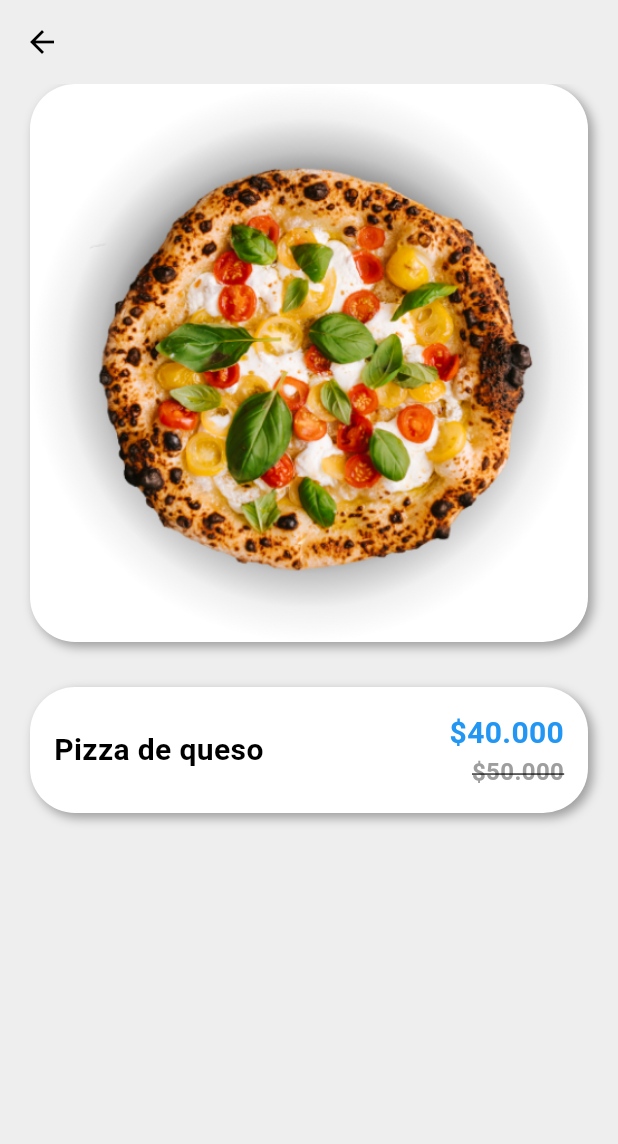
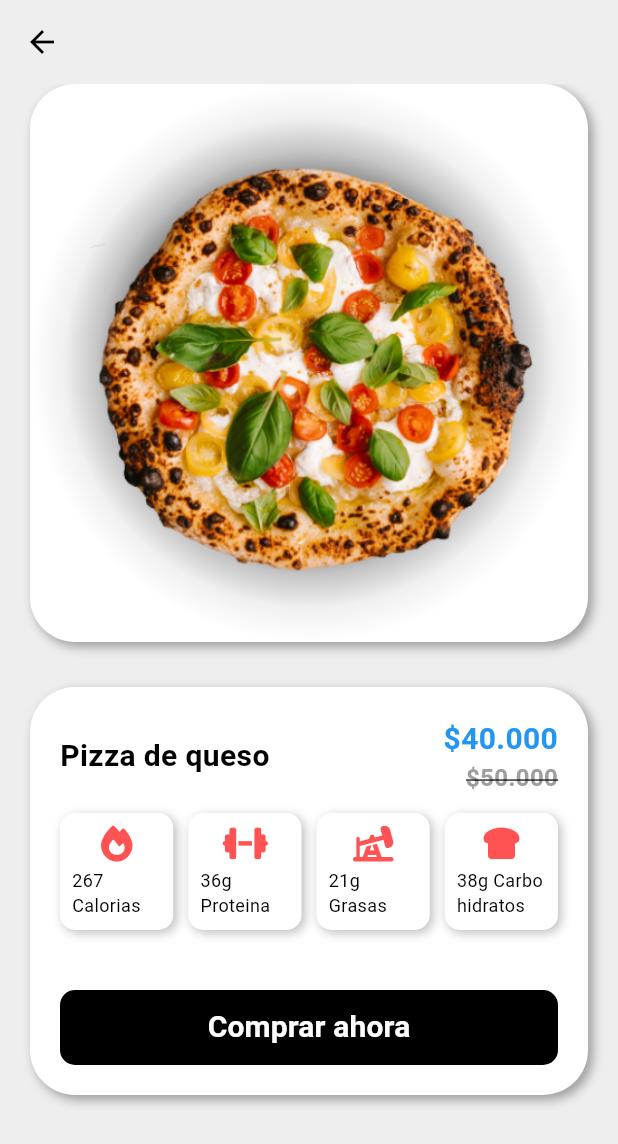
Before and after one commit to RodolfoGonzalezJ/proyecto_movil_delivery_food_app_rodolfo_gonzalez, a Flutter app: the DetailsScreen screen opened directly, on a phone screen of 412 x 824 dp. Shown: the top 1144 px of the screen. Run offline on Flutter 3.47's test engine with Material 3 defaults, Android fonts, the phone set to English and light mode, and no system bars; our stand-ins replace bloc, cloud_firestore, equatable, firebase_auth, firebase_core, flutter_bloc and 2 more; accounts and stored records are empty.

Commit message:
Finished Detail_screen and create pizza_repository

```diff
--- /dev/null
+++ b/lib/components/macro.dart
@@ -0,0 +1,48 @@
+import 'package:flutter/material.dart';
+import 'package:font_awesome_flutter/font_awesome_flutter.dart';
+
+class MyMacroWidget extends StatelessWidget {
+  final String title;
+  final int value;
+  final IconData icon;
+
+  const MyMacroWidget(
+      {required this.title,
+      required this.value,
+      required this.icon,
+      super.key});
+
+  @override
+  Widget build(BuildContext context) {
+    return Expanded(
+      child: Container(
+        decoration: BoxDecoration(
+            color: Colors.white,
+            borderRadius: BorderRadius.circular(10),
+            boxShadow: [
+              BoxShadow(
+                  color: Colors.grey.shade400,
+                  offset: const Offset(2, 2),
+                  blurRadius: 5)
+            ]),
+        child: Padding(
+          padding: const EdgeInsets.all(8.0),
+          child: Column(
+            children: [
+              FaIcon(icon, color: Colors.redAccent),
+              const SizedBox(
+                height: 4,
+              ),
+              Text(
+                title == 'Calorias' ? '$value $title' : '${value}g $title',
+                style: const TextStyle(
+                  fontSize: 12,
+                ),
+              )
+            ],
+          ),
+        ),
+      ),
+    );
+  }
+}
--- a/lib/screens/home/views/details_screen.dart
+++ b/lib/screens/home/views/details_screen.dart
@@ -1,4 +1,8 @@
+import 'package:flutter/cupertino.dart';
 import 'package:flutter/material.dart';
+import 'package:font_awesome_flutter/font_awesome_flutter.dart';
+
+import '../../../components/macro.dart';
 
 class DetailsScreen extends StatelessWidget {
   const DetailsScreen({super.key});
@@ -42,7 +46,7 @@ class DetailsScreen extends StatelessWidget {
                 ],
               ),
               child: Padding(
-                padding: const EdgeInsets.all(16.0),
+                padding: const EdgeInsets.all(20.0),
                 child: Column(
                   children: [
                     Row(
@@ -85,6 +89,62 @@ class DetailsScreen extends StatelessWidget {
                           ),
                         )
                       ],
+                    ),
+                    const SizedBox(
+                      height: 12,
+                    ),
+                    const Row(
+                      children: [
+                        MyMacroWidget(
+                            title: 'Calorias',
+                            value: 267,
+                            icon: FontAwesomeIcons.fire),
+                        SizedBox(
+                          width: 10,
+                        ),
+                        MyMacroWidget(
+                            title: 'Proteina',
+                            value: 36,
+                            icon: FontAwesomeIcons.dumbbell),
+                        SizedBox(
+                          width: 10,
+                        ),
+                        MyMacroWidget(
+                            title: 'Grasas',
+                            value: 21,
+                            icon: FontAwesomeIcons.oilWell),
+                        SizedBox(
+                          width: 10,
+                        ),
+                        MyMacroWidget(
+                            title: 'Carbohidratos',
+                            value: 38,
+                            icon: FontAwesomeIcons.breadSlice),
+                      ],
+                    ),
+                    const SizedBox(
+                      height: 40,
+                    ),
+                    SizedBox(
+                      width: MediaQuery.of(context).size.width,
+                      height: 50,
+                      child: TextButton(
+                        onPressed: () {},
+                        style: TextButton.styleFrom(
+                            elevation: 3.0,
+                            backgroundColor:
+                                Theme.of(context).colorScheme.onBackground,
+                            foregroundColor: Colors.white,
+                            shape: RoundedRectangleBorder(
+                                borderRadius: BorderRadius.circular(10))),
+                        child: const Text(
+                          'Comprar ahora',
+                          style: TextStyle(
+                              color: Colors.white,
+                              fontSize: 20,
+                              fontWeight: FontWeight.w600),
+                        ),
+                      ),
                     )
                   ],
                 ),
--- /dev/null
+++ b/packages/pizza_repository/lib/src/entities/entities.dart
@@ -0,0 +1 @@
+export 'pizza_entity.dart';
--- /dev/null
+++ b/packages/pizza_repository/lib/src/entities/pizza_entity.dart
@@ -0,0 +1,55 @@
+import 'package:pizza_repository/src/entities/macros_entity.dart';
+
+import '../models/models.dart';
+
+class PizzaEntity {
+  String pizzaId;
+  String picture;
+  bool isVeg;
+  int spicy;
+  String name;
+  String description;
+  double price;
+  double discount;
+  Macros macros;
+
+  PizzaEntity({
+    required this.pizzaId,
+    required this.picture,
+    required this.isVeg,
+    required this.spicy,
+    required this.name,
+    required this.description,
+    required this.price,
+    required this.discount,
+    required this.macros,
+  });
+
+  Map<String, Object?> toDocument() {
+    return {
+      'pizzaId': pizzaId,
+      'picture': picture,
+      'isVeg': isVeg,
+      'spicy': spicy,
+      'name': name,
+      'description': description,
+      'price': price,
+      'discount': discount,
+      'macros': macros.toEntity().toDocument(),
+    };
+  }
+
+  static PizzaEntity fromDocument(Map<String, dynamic> doc) {
+    return PizzaEntity(
+      pizzaId: doc['pizzaId'],
+      picture: doc['picture'],
+      isVeg: doc['isVeg'],
+      spicy: doc['spicy'],
+      name: doc['name'],
+      description: doc['description'],
+      price: doc['price'],
+      discount: doc['discount'],
+      macros: Macros.fromEntity(MacrosEntity.fromDocument(doc['macros'])),
+    );
+  }
+}
--- /dev/null
+++ b/packages/pizza_repository/lib/src/models/macros.dart
@@ -0,0 +1,27 @@
+import '../entities/macros_entity.dart';
+
+class Macros {
+  int calories;
+  int proteins;
+  int fat;
+  int carbs;
+
+  Macros(
+      {required this.calories,
+      required this.proteins,
+      required this.fat,
+      required this.carbs});
+
+  MacrosEntity toEntity() {
+    return MacrosEntity(
+        calories: calories, proteins: proteins, fat: fat, carbs: carbs);
+  }
+
+  static Macros fromEntity(MacrosEntity entity) {
+    return Macros(
+        calories: entity.calories,
+        proteins: entity.proteins,
+        fat: entity.fat,
+        carbs: entity.carbs);
+  }
+}
--- /dev/null
+++ b/packages/pizza_repository/lib/src/models/models.dart
@@ -0,0 +1,2 @@
+export 'macros.dart';
+export 'pizza.dart';
--- /dev/null
+++ b/packages/pizza_repository/lib/src/models/pizza.dart
@@ -0,0 +1,51 @@
+import '../entities/entities.dart';
+import 'models.dart';
+
+class Pizza {
+  String pizzaId;
+  String picture;
+  bool isVeg;
+  int spicy;
+  String name;
+  String description;
+  double price;
+  double discount;
+  Macros macros;
+
+  Pizza(
+      {required this.pizzaId,
+      required this.picture,
+      required this.isVeg,
+      required this.spicy,
+      required this.name,
+      required this.description,
+      required this.price,
+      required this.discount,
+      required this.macros});
+
+  PizzaEntity toEntity() {
+    return PizzaEntity(
+        pizzaId: pizzaId,
+        picture: picture,
+        isVeg: isVeg,
+        spicy: spicy,
+        name: name,
+        description: description,
+        price: price,
+        discount: discount,
+        macros: macros);
+  }
+
+  static Pizza fromEntity(PizzaEntity entity) {
+    return Pizza(
+        pizzaId: entity.pizzaId,
+        picture: entity.picture,
+        isVeg: entity.isVeg,
+        spicy: entity.spicy,
+        name: entity.name,
+        description: entity.description,
+        price: entity.price,
+        discount: entity.discount,
+        macros: entity.macros);
+  }
+}
--- a/pubspec.yaml
+++ b/pubspec.yaml
@@ -10,6 +10,7 @@ dependencies:
   flutter:
     sdk: flutter
   cupertino_icons: ^1.0.6
+  font_awesome_flutter: ^10.6.0
 
   firebase_core: ^2.16.0
 
```
Also changed, not shown: packages/pizza_repository/lib/src/entities/macros_entity.dart (added, +29 -0 lines), packages/pizza_repository/lib/pizza_repository.dart (added), packages/pizza_repository/lib/src/firebase_pizza_repo.dart (added), packages/pizza_repository/lib/src/pizza_repo.dart (added), pubspec.lock.
